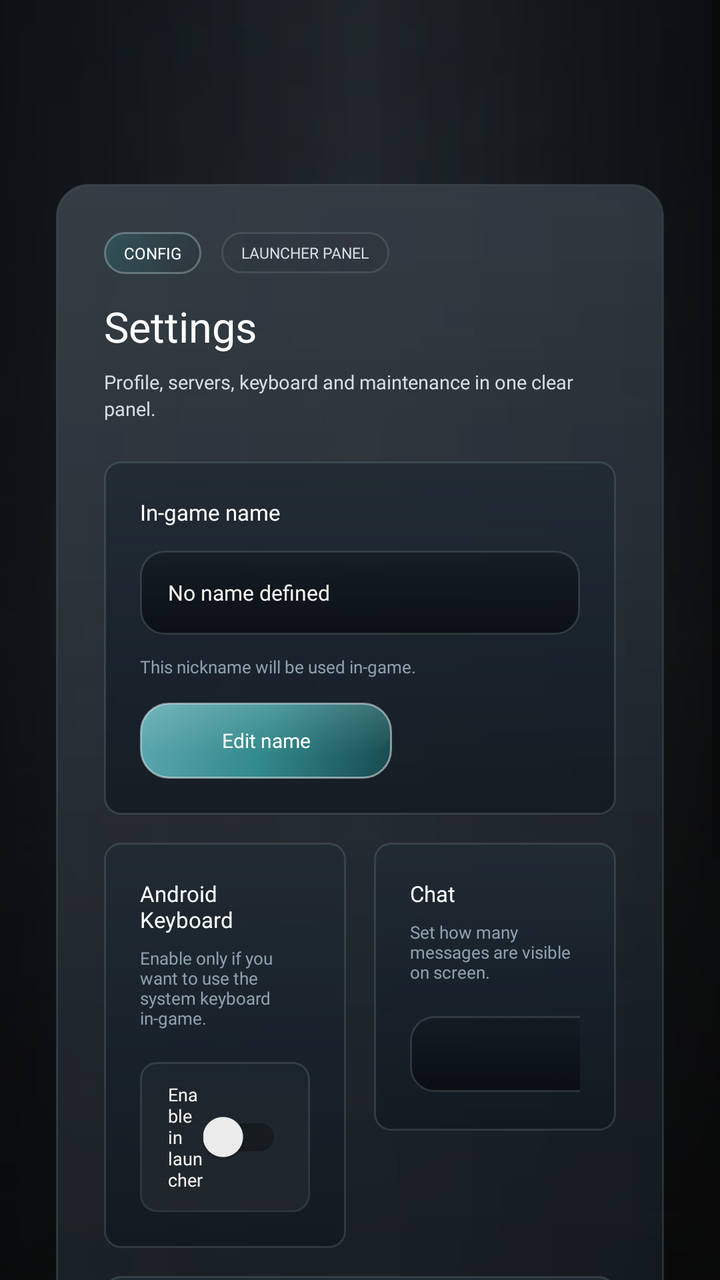
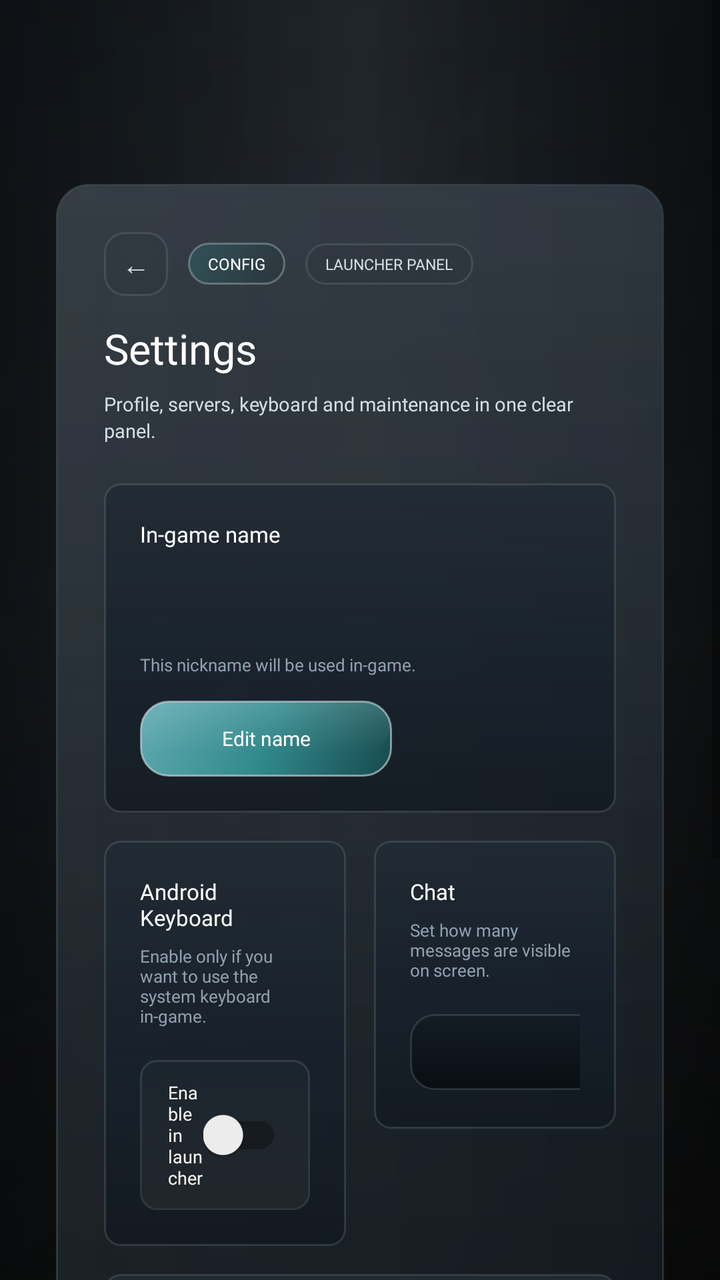

Screens rendered from an Android XML layout before and after an edit, with the pre-edit source and the edit as a unified diff.
<!-- AndroidManifest.xml: application theme Theme.AppCompat.Light.NoActionBar.FullScreen -->
<!-- res/layout/fragment_settings.xml -->
<?xml version="1.0" encoding="utf-8"?>
<FrameLayout xmlns:android="http://schemas.android.com/apk/res/android"
    android:layout_width="match_parent"
    android:layout_height="match_parent">

    <View
        android:layout_width="match_parent"
        android:layout_height="match_parent"
        android:background="@drawable/home_overlay" />

    <ScrollView
        android:layout_width="match_parent"
        android:layout_height="match_parent"
        android:fillViewport="true">

        <LinearLayout
            android:layout_width="match_parent"
            android:layout_height="wrap_content"
            android:gravity="center_horizontal"
            android:orientation="vertical"
            android:paddingStart="28dp"
            android:paddingTop="92dp"
            android:paddingEnd="28dp"
            android:paddingBottom="20dp">

            <LinearLayout
                android:layout_width="match_parent"
                android:layout_height="wrap_content"
                android:background="@drawable/home_panel_surface"
                android:orientation="vertical"
                android:padding="24dp">

                <LinearLayout
                    android:layout_width="match_parent"
                    android:layout_height="wrap_content"
                    android:gravity="center_vertical"
                    android:orientation="horizontal">

                    <TextView
                        android:layout_width="wrap_content"
                        android:layout_height="wrap_content"
                        android:background="@drawable/home_news_badge"
                        android:fontFamily="@font/montserrat_bold"
                        android:paddingStart="10dp"
                        android:paddingTop="5dp"
                        android:paddingEnd="10dp"
                        android:paddingBottom="5dp"
                        android:text="Config"
                        android:textAllCaps="true"
                        android:textColor="@android:color/white"
                        android:textSize="8sp" />

                    <TextView
                        android:layout_width="wrap_content"
                        android:layout_height="wrap_content"
                        android:layout_marginStart="10dp"
                        android:background="@drawable/launcher_badge_outline"
                        android:fontFamily="@font/montserrat_bold"
                        android:paddingStart="10dp"
                        android:paddingTop="5dp"
                        android:paddingEnd="10dp"
                        android:paddingBottom="5dp"
                        android:text="LAUNCHER PANEL"
                        android:textAllCaps="true"
                        android:textColor="@color/launcher_text_secondary"
                        android:textSize="7.5sp" />
                </LinearLayout>

                <TextView
                    android:layout_width="wrap_content"
                    android:layout_height="wrap_content"
                    android:layout_marginTop="12dp"
                    android:fontFamily="@font/montserrat_black"
                    android:text="Settings"
                    android:textColor="@android:color/white"
                    android:textSize="21sp" />

                <TextView
                    android:layout_width="wrap_content"
                    android:layout_height="wrap_content"
                    android:layout_marginTop="7dp"
                    android:maxWidth="720dp"
                    android:fontFamily="@font/montserrat_medium"
                    android:lineSpacingExtra="2dp"
                    android:text="Profile, servers, keyboard and maintenance in one clear panel."
                    android:textColor="@color/launcher_text_secondary"
                    android:textSize="9.5sp" />

                <LinearLayout
                    android:layout_width="match_parent"
                    android:layout_height="wrap_content"
                    android:layout_marginTop="20dp"
                    android:orientation="horizontal">

                    <LinearLayout
                        android:layout_width="match_parent"
                        android:layout_height="wrap_content"
                        android:background="@drawable/home_server_card_surface"
                        android:gravity="top"
                        android:minHeight="156dp"
                        android:orientation="vertical"
                        android:padding="18dp">

                        <TextView
                            android:layout_width="wrap_content"
                            android:layout_height="wrap_content"
                            android:fontFamily="@font/montserrat_bold"
                            android:text="In-game name"
                            android:textColor="@android:color/white"
                            android:textSize="11sp" />

                        <TextView
                            android:id="@+id/player_name_value"
                            android:layout_width="match_parent"
                            android:layout_height="42dp"
                            android:layout_marginTop="12dp"
                            android:background="@drawable/launcher_field_surface_dark"
                            android:ellipsize="end"
                            android:fontFamily="@font/montserrat_bold"
                            android:gravity="center_vertical"
                            android:maxLines="1"
                            android:paddingStart="14dp"
                            android:paddingEnd="14dp"
                            android:text="No name defined"
                            android:textColor="@color/launcher_text_primary"
                            android:textSize="10.5sp" />

                        <TextView
                            android:layout_width="wrap_content"
                            android:layout_height="wrap_content"
                            android:layout_marginTop="10dp"
                            android:fontFamily="@font/montserrat_medium"
                            android:text="This nickname will be used in-game."
                            android:textColor="@color/launcher_text_muted"
                            android:textSize="8.5sp" />

                        <TextView
                            android:id="@+id/button_edit_profile"
                            android:layout_width="wrap_content"
                            android:layout_height="38dp"
                            android:layout_marginTop="12dp"
                            android:background="@drawable/home_server_select_button"
                            android:fontFamily="@font/montserrat_bold"
                            android:gravity="center"
                            android:minWidth="126dp"
                            android:paddingStart="18dp"
                            android:paddingEnd="18dp"
                            android:text="Edit name"
                            android:textColor="@android:color/white"
                            android:textSize="10sp" />
                    </LinearLayout>

                </LinearLayout>

                <LinearLayout
                    android:layout_width="match_parent"
                    android:layout_height="wrap_content"
                    android:layout_marginTop="14dp"
                    android:orientation="horizontal">

                    <LinearLayout
                        android:layout_width="0dp"
                        android:layout_height="wrap_content"
                        android:layout_weight="1"
                        android:background="@drawable/home_server_card_surface"
                        android:minHeight="144dp"
                        android:orientation="vertical"
                        android:padding="18dp">

                        <TextView
                            android:layout_width="wrap_content"
                            android:layout_height="wrap_content"
                            android:fontFamily="@font/montserrat_bold"
                            android:text="Android Keyboard"
                            android:textColor="@android:color/white"
                            android:textSize="11sp" />

                        <TextView
                            android:layout_width="wrap_content"
                            android:layout_height="wrap_content"
                            android:layout_marginTop="6dp"
                            android:fontFamily="@font/montserrat_medium"
                            android:text="Enable only if you want to use the system keyboard in-game."
                            android:textColor="@color/launcher_text_muted"
                            android:textSize="8.5sp" />

                        <LinearLayout
                            android:layout_width="match_parent"
                            android:layout_height="wrap_content"
                            android:layout_marginTop="16dp"
                            android:background="@drawable/launcher_stat_tile"
                            android:gravity="center_vertical"
                            android:orientation="horizontal"
                            android:paddingStart="14dp"
                            android:paddingTop="10dp"
                            android:paddingEnd="14dp"
                            android:paddingBottom="10dp">

                            <TextView
                                android:layout_width="0dp"
                                android:layout_height="wrap_content"
                                android:layout_weight="1"
                                android:fontFamily="@font/montserrat_bold"
                                android:text="Enable in launcher"
                                android:textColor="@color/launcher_text_primary"
                                android:textSize="9sp" />

                            <androidx.appcompat.widget.SwitchCompat
                                android:id="@+id/keyboard_switch"
                                android:layout_width="wrap_content"
                                android:layout_height="wrap_content"
                                android:textOff=""
                                android:textOn="" />
                        </LinearLayout>
                    </LinearLayout>

                    <LinearLayout
                        android:layout_width="0dp"
                        android:layout_height="wrap_content"
                        android:layout_marginStart="14dp"
                        android:layout_weight="1"
                        android:background="@drawable/home_server_card_surface"
                        android:minHeight="144dp"
                        android:orientation="vertical"
                        android:padding="18dp">

                        <TextView
                            android:layout_width="wrap_content"
                            android:layout_height="wrap_content"
                            android:fontFamily="@font/montserrat_bold"
                            android:text="Chat"
                            android:textColor="@android:color/white"
                            android:textSize="11sp" />

                        <TextView
                            android:layout_width="wrap_content"
                            android:layout_height="wrap_content"
                            android:layout_marginTop="6dp"
                            android:fontFamily="@font/montserrat_medium"
                            android:text="Set how many messages are visible on screen."
                            android:textColor="@color/launcher_text_muted"
                            android:textSize="8.5sp" />

                        <Spinner
                            android:id="@+id/chat_count_select"
                            android:layout_width="136dp"
                            android:layout_height="38dp"
                            android:layout_marginTop="16dp"
                            android:background="@drawable/style_spinner" />
                    </LinearLayout>
                </LinearLayout>

                <LinearLayout
                    android:layout_width="match_parent"
                    android:layout_height="wrap_content"
                    android:layout_marginTop="14dp"
                    android:background="@drawable/home_server_card_surface"
                    android:minHeight="112dp"
                    android:orientation="vertical"
                    android:padding="18dp">

                    <TextView
                        android:layout_width="wrap_content"
                        android:layout_height="wrap_content"
                        android:fontFamily="@font/montserrat_bold"
                        android:text="VoIP"
                        android:textColor="@android:color/white"
                        android:textSize="11sp" />

                    <TextView
                        android:layout_width="wrap_content"
                        android:layout_height="wrap_content"
                        android:layout_marginTop="6dp"
                        android:fontFamily="@font/montserrat_medium"
                        android:text="Toggle microphone/voice chat saved in settings.ini."
                        android:textColor="@color/launcher_text_muted"
                        android:textSize="8.5sp" />

                    <LinearLayout
                        android:layout_width="match_parent"
                        android:layout_height="wrap_content"
                        android:layout_marginTop="14dp"
                        android:background="@drawable/launcher_stat_tile"
                        android:gravity="center_vertical"
                        android:orientation="horizontal"
                        android:paddingStart="14dp"
                        android:paddingTop="10dp"
                        android:paddingEnd="14dp"
                        android:paddingBottom="10dp">

                        <TextView
                            android:layout_width="0dp"
                            android:layout_height="wrap_content"
                            android:layout_weight="1"
                            android:fontFamily="@font/montserrat_bold"
                            android:text="Voice chat enabled"
                            android:textColor="@color/launcher_text_primary"
                            android:textSize="9sp" />

                        <androidx.appcompat.widget.SwitchCompat
                            android:id="@+id/voip_switch"
                            android:layout_width="wrap_content"
                            android:layout_height="wrap_content"
                            android:textOff=""
                            android:textOn="" />
                    </LinearLayout>
                </LinearLayout>

                <LinearLayout
                    android:layout_width="match_parent"
                    android:layout_height="wrap_content"
                    android:layout_marginTop="14dp"
                    android:background="@drawable/home_server_card_surface"
                    android:orientation="vertical"
                    android:padding="18dp">

                    <TextView
                        android:layout_width="wrap_content"
                        android:layout_height="wrap_content"
                        android:fontFamily="@font/montserrat_bold"
                        android:text="Maintenance"
                        android:textColor="@android:color/white"
                        android:textSize="11sp" />

                    <TextView
                        android:layout_width="wrap_content"
                        android:layout_height="wrap_content"
                        android:layout_marginTop="6dp"
                        android:maxWidth="620dp"
                        android:fontFamily="@font/montserrat_medium"
                        android:text="Restart the launcher flow and re-download everything if needed."
                        android:textColor="@color/launcher_text_muted"
                        android:textSize="8.5sp" />

                    <TextView
                        android:id="@+id/button_reinstall"
                        android:layout_width="wrap_content"
                        android:layout_height="38dp"
                        android:layout_marginTop="14dp"
                        android:background="@drawable/home_action_secondary"
                        android:fontFamily="@font/montserrat_bold"
                        android:gravity="center"
                        android:minWidth="148dp"
                        android:paddingStart="18dp"
                        android:paddingEnd="18dp"
                        android:text="Reinstall game"
                        android:textColor="@android:color/white"
                        android:textSize="10sp" />
                </LinearLayout>
            </LinearLayout>
        </LinearLayout>
    </ScrollView>

</FrameLayout>
<!-- resources referenced by this layout -->
<resources>
  <color name="launcher_text_muted">#8FA1AE</color>
  <color name="launcher_text_primary">#F7F4EE</color>
  <color name="launcher_text_secondary">#D4DEE4</color>
  <!-- drawable home_action_secondary (drawable) -->
  <?xml version="1.0" encoding="utf-8"?>
  <shape xmlns:android="http://schemas.android.com/apk/res/android"
      android:shape="rectangle">
      <gradient
          android:angle="270"
          android:startColor="#2E344450"
          android:endColor="#151A222A" />
      <corners android:radius="12dp" />
      <stroke
          android:width="1dp"
          android:color="#36FFFFFF" />
  </shape>
  <!-- drawable home_news_badge (drawable) -->
  <?xml version="1.0" encoding="utf-8"?>
  <shape xmlns:android="http://schemas.android.com/apk/res/android"
      android:shape="rectangle">
      <gradient
          android:angle="315"
          android:startColor="#6C2D6F73"
          android:endColor="#33192325" />
      <corners android:radius="10dp" />
      <stroke
          android:width="1dp"
          android:color="#5DBBD4D5" />
  </shape>
  <!-- drawable home_server_card_surface (drawable) -->
  <?xml version="1.0" encoding="utf-8"?>
  <shape xmlns:android="http://schemas.android.com/apk/res/android"
      android:shape="rectangle">
      <gradient
          android:angle="270"
          android:startColor="@color/launcher_card_top"
          android:centerColor="#C816202A"
          android:endColor="@color/launcher_card_bottom" />
      <corners android:radius="8dp" />
      <stroke
          android:width="1dp"
          android:color="@color/launcher_border_soft" />
  </shape>
  <!-- drawable launcher_badge_outline (drawable) -->
  <?xml version="1.0" encoding="utf-8"?>
  <shape xmlns:android="http://schemas.android.com/apk/res/android"
      android:shape="rectangle">
      <gradient
          android:angle="0"
          android:startColor="#221D2931"
          android:endColor="#120D1218" />
      <corners android:radius="10dp" />
      <stroke
          android:width="1dp"
          android:color="@color/launcher_border_soft" />
  </shape>
  <!-- drawable launcher_field_surface_dark (drawable) -->
  <?xml version="1.0" encoding="utf-8"?>
  <shape xmlns:android="http://schemas.android.com/apk/res/android"
      android:shape="rectangle">
      <gradient
          android:angle="270"
          android:startColor="#C9121A22"
          android:endColor="#D2070B0F" />
      <corners android:radius="12dp" />
      <stroke
          android:width="1dp"
          android:color="@color/launcher_border_soft" />
  </shape>
  <style name="Theme.AppCompat.Light.NoActionBar.FullScreen" parent="@style/Theme.AppCompat.Light.NoActionBar">
          <item name="android:windowNoTitle">true</item>
          <item name="android:windowActionBar">false</item>
          <item name="android:windowFullscreen">true</item>
          <item name="android:windowContentOverlay">@null</item>
          <item name="android:windowLayoutInDisplayCutoutMode">shortEdges</item>
      </style>
  <color name="launcher_panel_top">#E71B242D</color>
  <color name="launcher_panel_bottom">#D00A0F14</color>
  <color name="launcher_border_soft">#42798A91</color>
  <color name="launcher_card_top">#DA202A33</color>
  <color name="launcher_card_bottom">#C010171E</color>
  <color name="launcher_accent_teal">#32898C</color>
  <color name="launcher_accent_teal_dark">#174A4F</color>
  <!-- unchanged entries left out for length: 6 -->
</resources>

<!-- the commit's change to res/layout/fragment_settings.xml (unified diff, before → after) -->
@@ -37,6 +37,18 @@
                     android:orientation="horizontal">
 
                     <TextView
+                        android:id="@+id/button_back_home"
+                        android:layout_width="32dp"
+                        android:layout_height="32dp"
+                        android:layout_marginEnd="10dp"
+                        android:background="@drawable/launcher_badge_outline"
+                        android:fontFamily="@font/montserrat_bold"
+                        android:gravity="center"
+                        android:text="&#8592;"
+                        android:textColor="@color/launcher_text_secondary"
+                        android:textSize="14sp" />
+
+                    <TextView
                         android:layout_width="wrap_content"
                         android:layout_height="wrap_content"
                         android:background="@drawable/home_news_badge"
@@ -111,9 +123,10 @@
 
                         <TextView
                             android:id="@+id/player_name_value"
-                            android:layout_width="match_parent"
+                            android:layout_width="0dp"
                             android:layout_height="42dp"
-                            android:layout_marginTop="12dp"
+                            android:layout_weight="1"
+                            android:layout_marginTop="0dp"
                             android:background="@drawable/launcher_field_surface_dark"
                             android:ellipsize="end"
                             android:fontFamily="@font/montserrat_bold"
